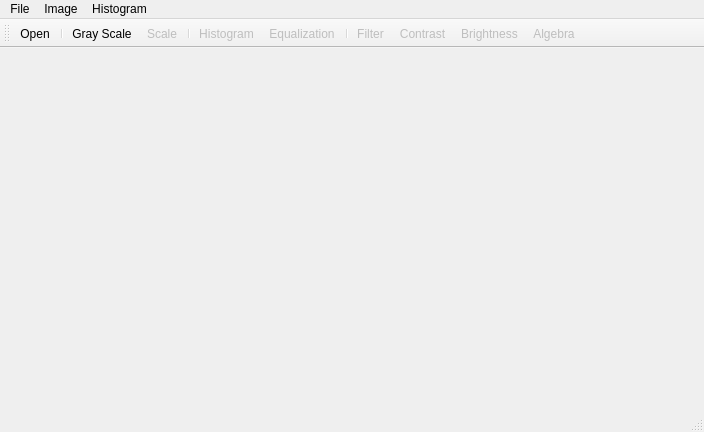
Ovilia/PIP, file src/MainWindow.ui: the form before one commit.
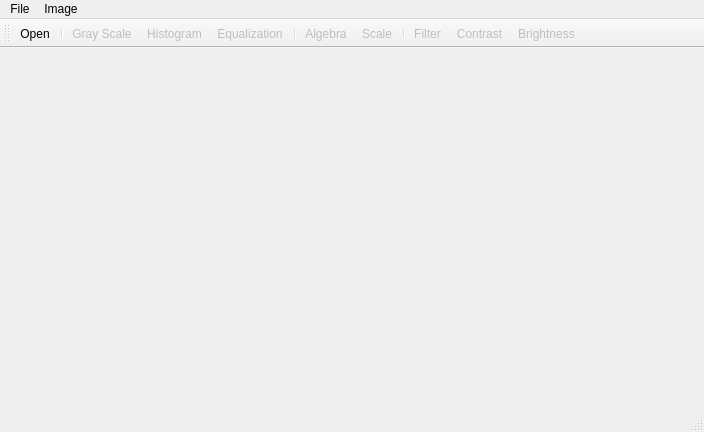
The form after the commit. Icons and pictures are not drawn.

Patch:
```diff
--- a/src/MainWindow.ui
+++ b/src/MainWindow.ui
@@ -50,17 +50,11 @@
     <addaction name="actionContrast"/>
     <addaction name="actionAlgebra"/>
     <addaction name="actionGray_Scale"/>
-   </widget>
-   <widget class="QMenu" name="menuHistogram">
-    <property name="title">
-     <string>Histogram</string>
-    </property>
     <addaction name="actionHistogram"/>
     <addaction name="actionEqualization"/>
    </widget>
    <addaction name="menuFile"/>
    <addaction name="menuImage"/>
-   <addaction name="menuHistogram"/>
   </widget>
   <widget class="QToolBar" name="mainToolBar">
    <attribute name="toolBarArea">
@@ -72,15 +66,15 @@
    <addaction name="actionOpen"/>
    <addaction name="separator"/>
    <addaction name="actionGray_Scale"/>
-   <addaction name="actionScale"/>
-   <addaction name="separator"/>
    <addaction name="actionHistogram"/>
    <addaction name="actionEqualization"/>
    <addaction name="separator"/>
+   <addaction name="actionAlgebra"/>
+   <addaction name="actionScale"/>
+   <addaction name="separator"/>
    <addaction name="actionFilter"/>
    <addaction name="actionContrast"/>
    <addaction name="actionBrightness"/>
-   <addaction name="actionAlgebra"/>
   </widget>
   <widget class="QStatusBar" name="statusBar"/>
   <action name="actionOpen">
@@ -187,6 +181,9 @@
    </property>
   </action>
   <action name="actionGray_Scale">
+   <property name="enabled">
+    <bool>false</bool>
+   </property>
    <property name="icon">
     <iconset resource="resource.qrc">
      <normaloff>:/images/images/gray.png</normaloff>:/images/images/gray.png</iconset>
```
Left out of the diff: 16 changed lines with no effect on the pictures.
